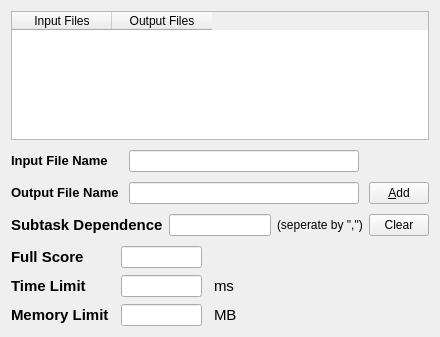
The window that forms_unix/testcaseeditwidget.ui (Dust1404/Project_LemonPlus) describes before a commit, drawn with Qt 5.
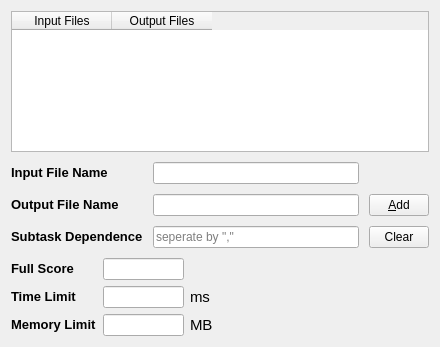
The same window after the commit. Custom widgets are drawn as their Qt base class.

```diff
--- a/forms_unix/testcaseeditwidget.ui
+++ b/forms_unix/testcaseeditwidget.ui
@@ -7,7 +7,7 @@
     <x>0</x>
     <y>0</y>
     <width>440</width>
-    <height>337</height>
+    <height>347</height>
    </rect>
   </property>
   <property name="windowTitle">
@@ -162,22 +162,7 @@
          </property>
         </widget>
        </item>
-      </layout>
-     </item>
-    </layout>
-   </item>
-   <item>
-    <layout class="QHBoxLayout" name="horizontalLayout" stretch="0,0,0,0">
-     <property name="spacing">
-      <number>6</number>
-     </property>
-     <property name="rightMargin">
-      <number>0</number>
-     </property>
-     <property name="bottomMargin">
-      <number>0</number>
-     </property>
-     <item>
+       <item row="2" column="0">
       <widget class="QLabel" name="subtaskDependenceLabel">
        <property name="sizePolicy">
         <sizepolicy hsizetype="Fixed" vsizetype="Fixed">
@@ -187,32 +172,27 @@
        </property>
        <property name="font">
         <font>
-         <pointsize>11</pointsize>
+           <pointsize>10</pointsize>
          <weight>75</weight>
          <bold>true</bold>
         </font>
        </property>
+         <property name="styleSheet">
+          <string notr="true">font-size: 10pt;</string>
+         </property>
        <property name="text">
         <string>Subtask Dependence</string>
        </property>
       </widget>
      </item>
-     <item>
-      <widget class="QLineEdit" name="subtaskDependecne"/>
-     </item>
-     <item>
-      <widget class="QLabel" name="seperateLabel">
-       <property name="font">
-        <font>
-         <pointsize>9</pointsize>
-        </font>
-       </property>
-       <property name="text">
-        <string>(seperate by &quot;,&quot;)</string>
+       <item row="2" column="1">
+        <widget class="QLineEdit" name="subtaskDependecne">
+         <property name="placeholderText">
+          <string>seperate by &quot;,&quot;</string>
        </property>
       </widget>
      </item>
-     <item>
+       <item row="2" column="2">
       <widget class="QPushButton" name="subtaskDependenceClearButton">
        <property name="minimumSize">
         <size>
@@ -233,13 +213,12 @@
      </item>
     </layout>
    </item>
+    </layout>
+   </item>
    <item>
     <layout class="QGridLayout" name="gridLayout_2">
-     <property name="horizontalSpacing">
-      <number>12</number>
-     </property>
-     <property name="verticalSpacing">
-      <number>7</number>
+     <property name="spacing">
+      <number>6</number>
      </property>
      <item row="0" column="0">
       <widget class="QLabel" name="fullScoreLabel">
@@ -249,8 +228,15 @@
          <verstretch>0</verstretch>
         </sizepolicy>
        </property>
+       <property name="font">
+        <font>
+         <pointsize>10</pointsize>
+         <weight>75</weight>
+         <bold>true</bold>
+        </font>
+       </property>
        <property name="styleSheet">
-        <string notr="true">font-size:11pt;font-weight:bold;</string>
+        <string notr="true">font-size:10pt;font-weight:bold;</string>
        </property>
        <property name="text">
         <string>Full Score</string>
@@ -295,7 +281,7 @@
         </sizepolicy>
        </property>
        <property name="styleSheet">
-        <string notr="true">font-size:11pt;font-weight:bold;</string>
+        <string notr="true">font-size:10pt;font-weight:bold;</string>
        </property>
        <property name="text">
         <string>Time Limit</string>
@@ -360,7 +346,7 @@
         </sizepolicy>
        </property>
        <property name="styleSheet">
-        <string notr="true">font-size:11pt;font-weight:bold;</string>
+        <string notr="true">font-size:10pt;font-weight:bold;</string>
        </property>
        <property name="text">
         <string>Memory Limit</string>
```
Lines whose indentation alone changed are shown as unchanged.
